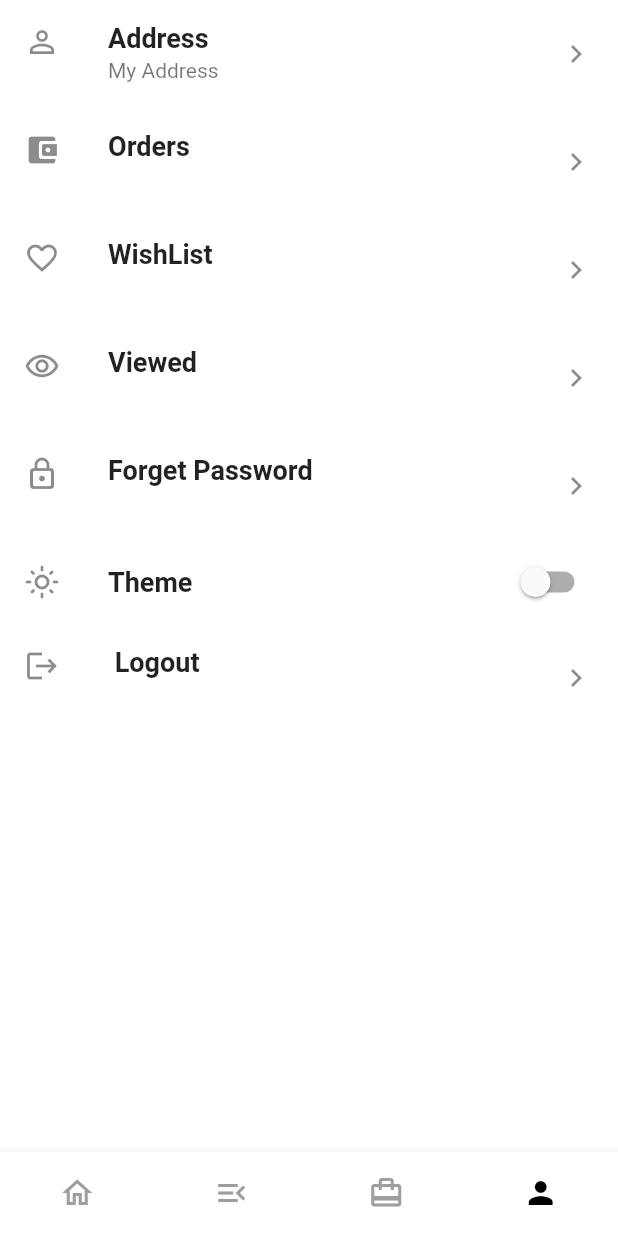
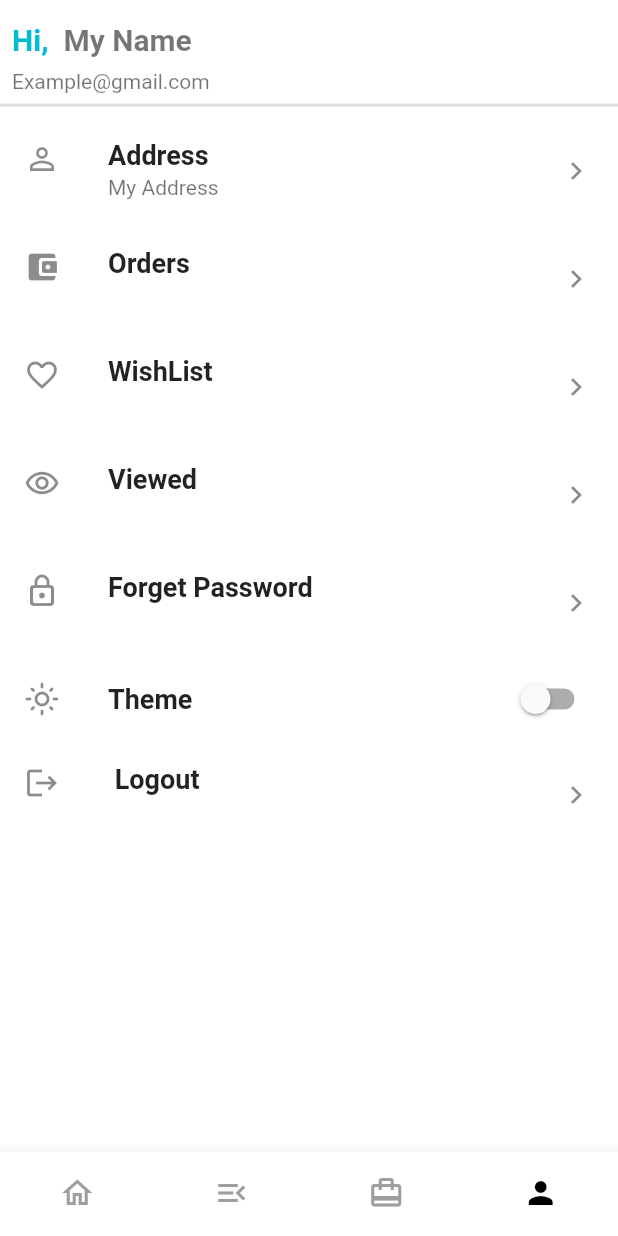
Before and after one commit to ba138/Grocery-App, a Flutter app: the screen it shows after launch, item 4 of the bottom bar chosen, on a phone screen of 412 x 824 dp. Run offline on Flutter 3.47's test engine with Material 2 defaults, Android fonts, the phone set to English and light mode, and no system bars; our stand-ins replace shared_preferences.

Commit message:
user screen complete

```diff
--- a/lib/screens/user.dart
+++ b/lib/screens/user.dart
@@ -1,3 +1,4 @@
+import 'package:citta_db/widgets/text_widgets.dart';
 import 'package:flutter/material.dart';
 import 'package:provider/provider.dart';
 
@@ -14,48 +15,75 @@ class _UserScreenState extends State<UserScreen> {
   @override
   Widget build(BuildContext context) {
     final themeState = Provider.of<DarkThemeProvider>(context);
-
+    final Color color = themeState.getDarkTheme ? Colors.white : Colors.black54;
     return Scaffold(
       body: SafeArea(
+        child: SingleChildScrollView(
           child: Column(
+            crossAxisAlignment: CrossAxisAlignment.start,
             children: [
-            // ListTile(
-            //   leading: Icon(
-            //     Icons.person,
-            //   ),
-            //   title: Text(
-            //     "Address",
-            //     style: TextStyle(fontSize: 18, fontWeight: FontWeight.w600),
-            //   ),
-            //   subtitle: Text("Sub-Title-Here"),
-            //   trailing: Icon(
-            //     Icons.navigate_next,
-            //   ),
-            // ),
+              const SizedBox(height: 15),
+              Padding(
+                padding: const EdgeInsets.only(left: 8.0),
+                child: RichText(
+                  text: TextSpan(
+                      text: "Hi,  ",
+                      style: const TextStyle(
+                          color: Colors.cyan,
+                          fontSize: 20,
+                          fontWeight: FontWeight.w600),
+                      children: <TextSpan>[
+                        TextSpan(
+                          text: "My Name",
+                          style: TextStyle(
+                              color: color,
+                              fontSize: 20,
+                              fontWeight: FontWeight.w600),
+                        ),
+                      ]),
+                ),
+              ),
+              Padding(
+                padding: const EdgeInsets.only(
+                  left: 8.0,
+                  top: 8.0,
+                ),
+                child: TextWidget(
+                    text: "Example@gmail.com", color: color, textSize: 14),
+              ),
+              const Divider(
+                thickness: 2,
+              ),
               _listTile(
                 icon: Icons.person_outline,
                 onTap: () {},
                 title: "Address",
-                subTitle: "My Address"),
+                subTitle: "My Address",
+                color: color,
+              ),
               _listTile(
                 icon: Icons.account_balance_wallet_rounded,
                 onTap: () {},
                 title: "Orders",
+                color: color,
               ),
               _listTile(
                 icon: Icons.favorite_border,
                 onTap: () {},
                 title: "WishList",
+                color: color,
               ),
               _listTile(
                 icon: Icons.remove_red_eye_outlined,
                 onTap: () {},
                 title: "Viewed",
+                color: color,
               ),
               _listTile(
                 icon: Icons.lock_outline_rounded,
                 onTap: () {},
                 title: "Forget Password",
+                color: color,
               ),
               SwitchListTile(
                 title: const Text(
@@ -74,13 +102,14 @@ class _UserScreenState extends State<UserScreen> {
                 },
                 value: themeState.getDarkTheme,
               ),
-
               _listTile(
                 icon: Icons.logout,
                 onTap: () {},
                 title: " Logout",
+                color: color,
               ),
             ],
+          ),
         ),
       ),
     );
@@ -90,7 +119,8 @@ class _UserScreenState extends State<UserScreen> {
       {required String title,
       String? subTitle,
       required IconData icon,
-      required Function onTap}) {
+      required Function onTap,
+      required Color color}) {
     return InkWell(
       onTap: onTap(),
       child: ListTile(
@@ -101,7 +131,11 @@ class _UserScreenState extends State<UserScreen> {
           title,
           style: const TextStyle(fontSize: 18, fontWeight: FontWeight.w600),
         ),
-        subtitle: Text(subTitle ?? ""),
+        subtitle: TextWidget(
+          text: subTitle ?? "",
+          color: color,
+          textSize: 14,
+        ),
         trailing: const Icon(
           Icons.navigate_next,
         ),
--- a/lib/widgets/text_widgets.dart
+++ b/lib/widgets/text_widgets.dart
@@ -1,10 +1,32 @@
+// ignore_for_file: public_member_api_docs, sort_constructors_first, must_be_immutable
+
 import 'package:flutter/material.dart';
 
 class TextWidget extends StatelessWidget {
-  const TextWidget({super.key});
-
+  TextWidget({
+    Key? key,
+    required this.text,
+    required this.color,
+    required this.textSize,
+    this.isText = false,
+    this.maxLine = 10,
+  }) : super(key: key);
+  final String text;
+  final Color color;
+  final double textSize;
+  bool isText;
+  int maxLine = 10;
   @override
   Widget build(BuildContext context) {
-    return const Placeholder();
+    return Text(
+      text,
+      maxLines: maxLine,
+      style: TextStyle(
+        overflow: TextOverflow.ellipsis,
+        color: color,
+        fontSize: textSize,
+        fontWeight: isText ? FontWeight.w600 : FontWeight.w400,
+      ),
+    );
   }
 }
```
Lines whose indentation alone changed are shown as unchanged.
